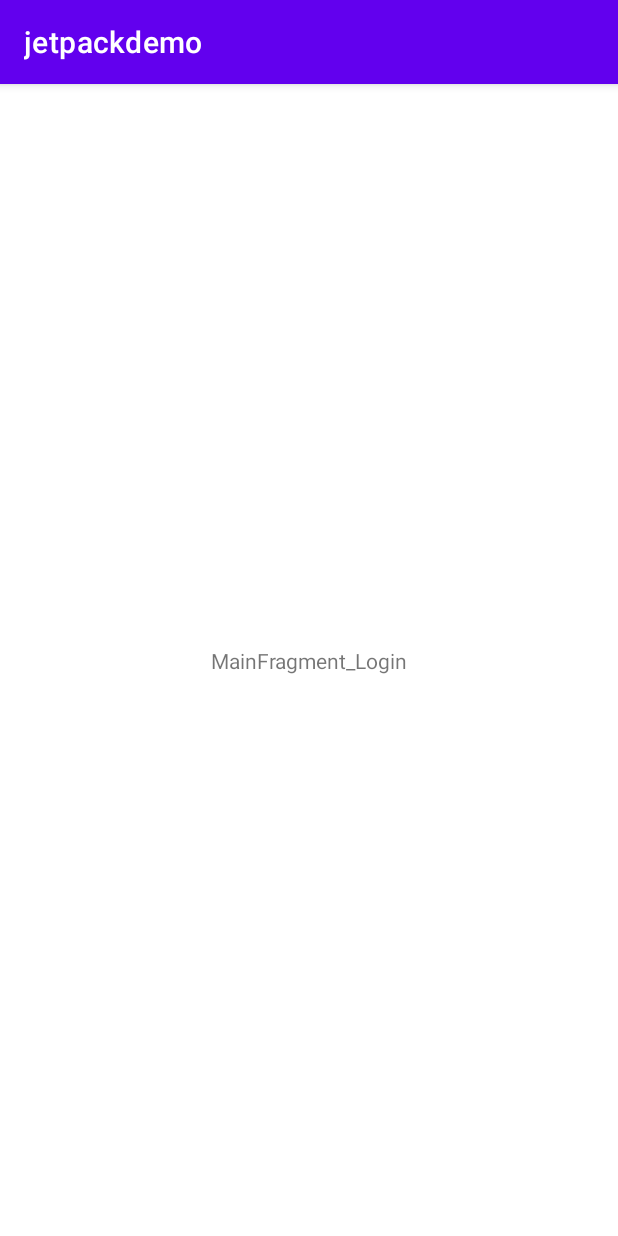
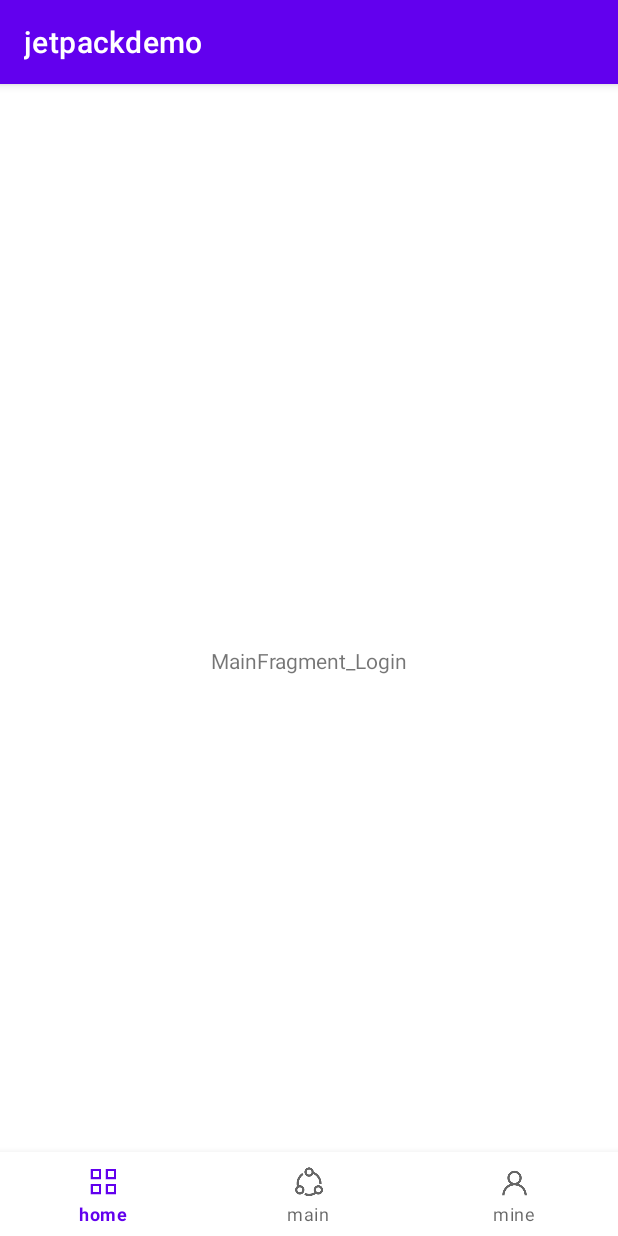
Before and after one commit to 11210107/jetpackdemo, an Android app: the screen it shows after launch (MainActivity), on a phone screen of 412 x 824 dp. Run offline under Robolectric (Android 15) with nearby library versions, the phone set to English and light mode, and no system bars; our stand-ins replace navigation-ui.

Commit message:
[navigation]配合bottomnavigationview使用。

```diff
--- a/app/src/main/java/com/wz/jetpackdemo/MainActivity.kt
+++ b/app/src/main/java/com/wz/jetpackdemo/MainActivity.kt
@@ -2,6 +2,12 @@ package com.wz.jetpackdemo
 
 import androidx.appcompat.app.AppCompatActivity
 import android.os.Bundle
+import android.view.MenuItem
+import androidx.navigation.NavController
+import androidx.navigation.NavOptions
+import androidx.navigation.fragment.NavHostFragment
+import androidx.navigation.ui.setupWithNavController
+import com.google.android.material.bottomnavigation.BottomNavigationView
 import com.wz.jetpackdemo.ui.main.MainFragment
 
 class MainActivity : AppCompatActivity() {
@@ -14,5 +20,27 @@ class MainActivity : AppCompatActivity() {
 //                    .replace(R.id.container, MainFragment.newInstance())
 //                    .commitNow()
 //        }
+        val navHostFragment =
+            supportFragmentManager.findFragmentById(R.id.nav_host_fragment) as NavHostFragment
+        setUpBottom(navHostFragment.navController)
     }
+
+    private fun setUpBottom(navController: NavController) {
+        val bottomNav = findViewById<BottomNavigationView>(R.id.bottom_navigation)
+        bottomNav.setupWithNavController(navController)
+        bottomNav.setOnNavigationItemSelectedListener {item: MenuItem ->
+            val options = NavOptions.Builder()
+                .setPopUpTo(navController.currentDestination!!.id,true)
+                .setLaunchSingleTop(true)
+                .build()
+            try {
+                navController.navigate(item.itemId,null,options)
+                return@setOnNavigationItemSelectedListener true
+            } catch (e: Exception) {
+                return@setOnNavigationItemSelectedListener  false
+            }
+        }
+    }
+
+
 }
--- a/app/src/main/res/layout/main_activity.xml
+++ b/app/src/main/res/layout/main_activity.xml
@@ -1,6 +1,5 @@
 <?xml version="1.0" encoding="utf-8"?>
-<androidx.constraintlayout.widget.ConstraintLayout
-    xmlns:android="http://schemas.android.com/apk/res/android"
+<androidx.constraintlayout.widget.ConstraintLayout xmlns:android="http://schemas.android.com/apk/res/android"
     xmlns:app="http://schemas.android.com/apk/res-auto"
     xmlns:tools="http://schemas.android.com/tools"
     android:layout_width="match_parent"
@@ -19,4 +18,13 @@
         app:layout_constraintTop_toTopOf="parent"
         app:navGraph="@navigation/nav_graph" />
 
+    <com.google.android.material.bottomnavigation.BottomNavigationView
+        android:id="@+id/bottom_navigation"
+        android:layout_width="match_parent"
+        android:layout_height="wrap_content"
+        app:layout_constraintBottom_toBottomOf="parent"
+        app:layout_constraintLeft_toLeftOf="parent"
+        app:layout_constraintRight_toRightOf="parent"
+        app:menu="@menu/menu" />
+
 </androidx.constraintlayout.widget.ConstraintLayout>
--- /dev/null
+++ b/app/src/main/res/menu/menu.xml
@@ -0,0 +1,15 @@
+<?xml version="1.0" encoding="utf-8"?>
+<menu xmlns:android="http://schemas.android.com/apk/res/android">
+    <item
+        android:id="@+id/fragment_main"
+        android:icon="@mipmap/home_selected"
+        android:title="home"/>
+    <item
+        android:id="@+id/fragment_register"
+        android:icon="@mipmap/main_selected"
+        android:title="main"/>
+    <item
+        android:id="@+id/fragment_login"
+        android:icon="@mipmap/mine_selected"
+        android:title="mine"/>
+</menu>
--- a/app/src/main/res/navigation/nav_graph.xml
+++ b/app/src/main/res/navigation/nav_graph.xml
@@ -41,6 +41,7 @@
         tools:layout="@layout/main_fragment" >
         <action
             android:id="@+id/action_fragment_main_to_fragment_login2"
+            app:launchSingleTop="true"
             app:destination="@id/fragment_login"
             app:enterAnim="@anim/slide_in_right"
             app:exitAnim="@anim/slite_out_left"/>
```
Also changed, not shown: app/src/main/res/mipmap-xhdpi/home_selected.png (added), app/src/main/res/mipmap-xhdpi/home_unselected.png (added), app/src/main/res/mipmap-xhdpi/main_selected.png (added), app/src/main/res/mipmap-xhdpi/main_unselect.png (added), app/src/main/res/mipmap-xhdpi/mine_selected.png (added), app/src/main/res/mipmap-xhdpi/mine_unselected.png (added).
